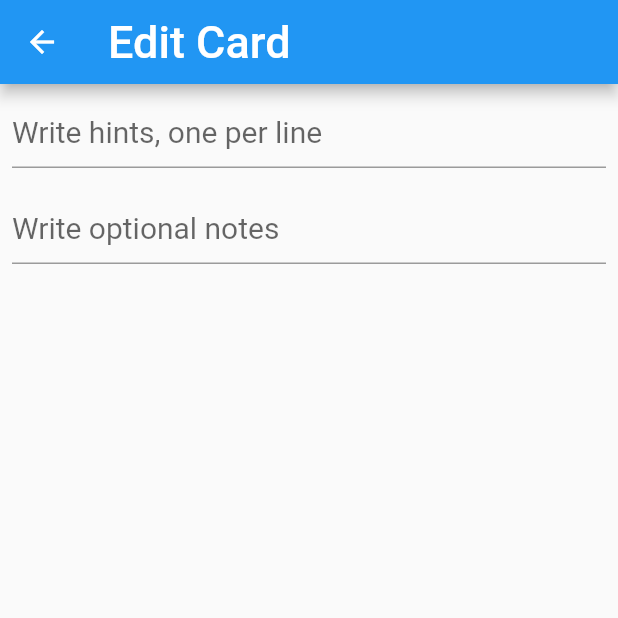
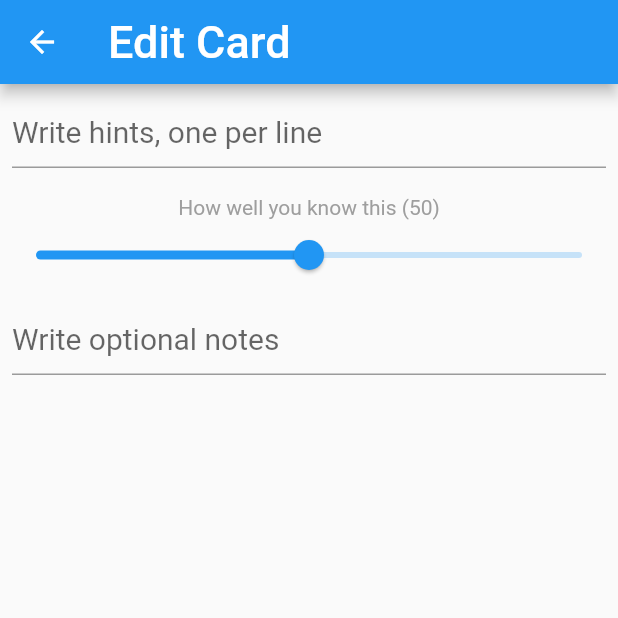
Before and after one commit to fmaylinch/hints-app, a Flutter app: the screen it shows after launch, after a tap on the "add" icon, on a phone screen of 412 x 824 dp, the top half of it. Run offline on Flutter 3.47's test engine with Material 2 defaults, Android fonts, the phone set to English and light mode, and no system bars; network calls fail.

Commit message:
Card score

```diff
--- a/lib/card_edit_screen.dart
+++ b/lib/card_edit_screen.dart
@@ -17,6 +17,7 @@ class CardEditScreen extends StatefulWidget {
 class _CardEditScreenState extends State<CardEditScreen> {
 
   bool _newCard;
+  int _score;
   TextEditingController _hintsController;
   TextEditingController _notesController;
 
@@ -25,6 +26,7 @@ class _CardEditScreenState extends State<CardEditScreen> {
     super.initState();
 
     _newCard = widget.card.id == null;
+    _score = widget.card.score;
     _hintsController = TextEditingController(text: widget.card.hints.join("\n"));
     _notesController = TextEditingController(text: widget.card.notes);
   }
@@ -49,11 +51,34 @@ class _CardEditScreenState extends State<CardEditScreen> {
           child: ListView(
             children: [
               _buildField(_hintsController, "Write hints, one per line"),
+              _buildRatingSlider(),
               _buildField(_notesController, "Write optional notes")
             ]
           ),
         ),
       ),
+    );
+  }
+
+  Widget _buildRatingSlider() {
+
+    return Column(
+      children: <Widget>[
+        Padding(
+          padding: EdgeInsets.only(top: 10),
+          child: Text("How well you know this ($_score)", style: TextStyle(color: Colors.grey))
+        ),
+        Slider(
+          value: _score.toDouble(),
+          onChanged: (newValue) {
+            setState(() {
+              _score = newValue.round();
+            });
+          },
+          min: 0,
+          max: 100,
+        )
+      ],
     );
   }
 
@@ -68,7 +93,7 @@ class _CardEditScreenState extends State<CardEditScreen> {
 
     //print("Card edited: $card");
 
-    var newCard = HintsCard(id: widget.card.id, hints: newHints, notes: newNotes);
+    var newCard = HintsCard(id: widget.card.id, score: _score, hints: newHints, notes: newNotes);
 
     // Avoid saving incomplete or unmodified card
     var updateNeeded = newCard.hints.isNotEmpty && newCard != widget.card;
--- a/lib/hints_card.dart
+++ b/lib/hints_card.dart
@@ -2,10 +2,13 @@ import 'package:flutter/foundation.dart';
 
 class HintsCard {
 
+  static const defaultScore = 50;
+
   String id;
+  int score;
   List<String> hints;
   String notes;
-  HintsCard({this.id, this.hints = const [], this.notes});
+  HintsCard({this.id, this.score = defaultScore, this.hints = const [], this.notes});
 
 
   // -- equals, hashCode, toString ---
@@ -16,15 +19,16 @@ class HintsCard {
       other is HintsCard &&
           runtimeType == other.runtimeType &&
           id == other.id &&
+          score == other.score &&
           listEquals(hints, other.hints) && // https://stackoverflow.com/a/55974120/1121497
           notes == other.notes;
 
   @override
-  int get hashCode => id.hashCode ^ hints.hashCode ^ notes.hashCode;
+  int get hashCode => id.hashCode ^ score.hashCode ^ hints.hashCode ^ notes.hashCode;
 
   @override
   String toString() {
-    return 'HintsCard{id: $id, hints: $hints, notes: $notes}';
+    return 'HintsCard{id: $id, score: $score, hints: $hints, notes: $notes}';
   }
 
 
@@ -35,6 +39,7 @@ class HintsCard {
 
     return HintsCard(
       id: json['id'] as String,
+      score: json['score'] as int,
       hints: json['hints'].cast<String>(), // https://javiercbk.github.io/json_to_dart/
       notes: json['notes'] as String,
     );
@@ -50,6 +55,7 @@ class HintsCard {
 
     final Map<String, dynamic> data = new Map<String, dynamic>();
     data['id'] = card.id;
+    data['score'] = card.score;
     data['hints'] = card.hints;
     data['notes'] = card.notes;
     return data;
```
